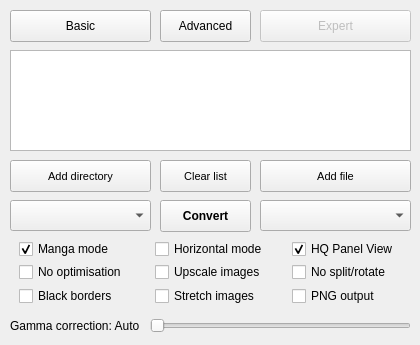
Above: KCC.ui from ciromattia/kcc before the change. Below: the same form after it.
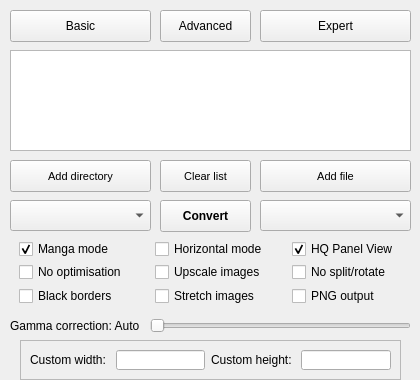
That is the form after the change. Icons and pictures are not drawn.

Commit message: Expert mode GUI

```diff
--- a/KCC.ui
+++ b/KCC.ui
@@ -7,19 +7,19 @@
     <x>0</x>
     <y>0</y>
     <width>420</width>
-    <height>345</height>
+    <height>380</height>
    </rect>
   </property>
   <property name="minimumSize">
    <size>
     <width>420</width>
-    <height>345</height>
+    <height>380</height>
    </size>
   </property>
   <property name="maximumSize">
    <size>
     <width>420</width>
-    <height>345</height>
+    <height>380</height>
    </size>
   </property>
   <property name="font">
@@ -426,9 +426,6 @@
     </property>
    </widget>
    <widget class="QPushButton" name="ExpertModeButton">
-    <property name="enabled">
-     <bool>false</bool>
-    </property>
     <property name="geometry">
      <rect>
       <x>260</x>
@@ -507,6 +504,86 @@
       <enum>Qt::Horizontal</enum>
      </property>
     </widget>
+    <zorder>GammaLabel</zorder>
+    <zorder>GammaSlider</zorder>
+    <zorder>OptionsExpert</zorder>
+    <zorder>OptionsExpert</zorder>
+   </widget>
+   <widget class="QFrame" name="OptionsExpert">
+    <property name="geometry">
+     <rect>
+      <x>20</x>
+      <y>340</y>
+      <width>381</width>
+      <height>40</height>
+     </rect>
+    </property>
+    <property name="frameShape">
+     <enum>QFrame::StyledPanel</enum>
+    </property>
+    <property name="frameShadow">
+     <enum>QFrame::Raised</enum>
+    </property>
+    <layout class="QGridLayout" name="gridLayout_2">
+     <item row="0" column="0">
+      <widget class="QLabel" name="wLabel">
+       <property name="toolTip">
+        <string>Device profile width will be overwritten by this value.</string>
+       </property>
+       <property name="text">
+        <string>Custom width: </string>
+       </property>
+      </widget>
+     </item>
+     <item row="0" column="1">
+      <widget class="QLineEdit" name="customWidth">
+       <property name="focusPolicy">
+        <enum>Qt::ClickFocus</enum>
+       </property>
+       <property name="acceptDrops">
+        <bool>false</bool>
+       </property>
+       <property name="toolTip">
+        <string>Device profile width will be overwritten by this value.</string>
+       </property>
+       <property name="inputMask">
+        <string>0000; </string>
+       </property>
+       <property name="maxLength">
+        <number>4</number>
+       </property>
+      </widget>
+     </item>
+     <item row="0" column="2">
+      <widget class="QLabel" name="hLabel">
+       <property name="toolTip">
+        <string>Device profile height will be overwritten by this value.</string>
+       </property>
+       <property name="text">
+        <string>Custom height: </string>
+       </property>
+      </widget>
+     </item>
+     <item row="0" column="3">
+      <widget class="QLineEdit" name="customHeight">
+       <property name="focusPolicy">
+        <enum>Qt::ClickFocus</enum>
+       </property>
+       <property name="acceptDrops">
+        <bool>false</bool>
+       </property>
+       <property name="toolTip">
+        <string>Device profile height will be overwritten by this value.</string>
+       </property>
+       <property name="inputMask">
+        <string>0000; </string>
+       </property>
+       <property name="maxLength">
+        <number>4</number>
+       </property>
+      </widget>
+     </item>
+    </layout>
    </widget>
   </widget>
   <action name="ActionBasic">
```
Left out of the diff: 2 changed lines with no effect on the pictures. The commit also changes 2 other files.
